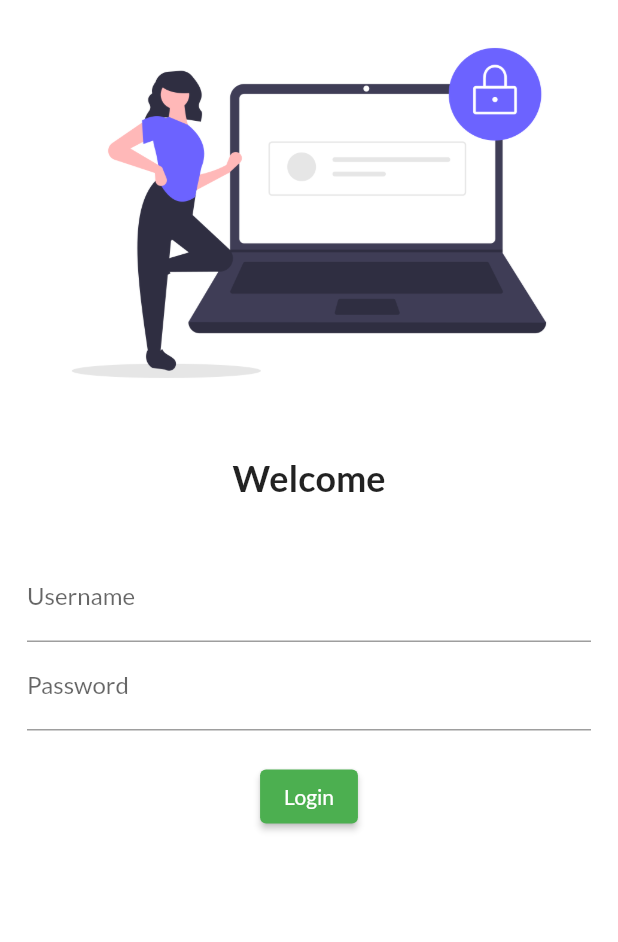
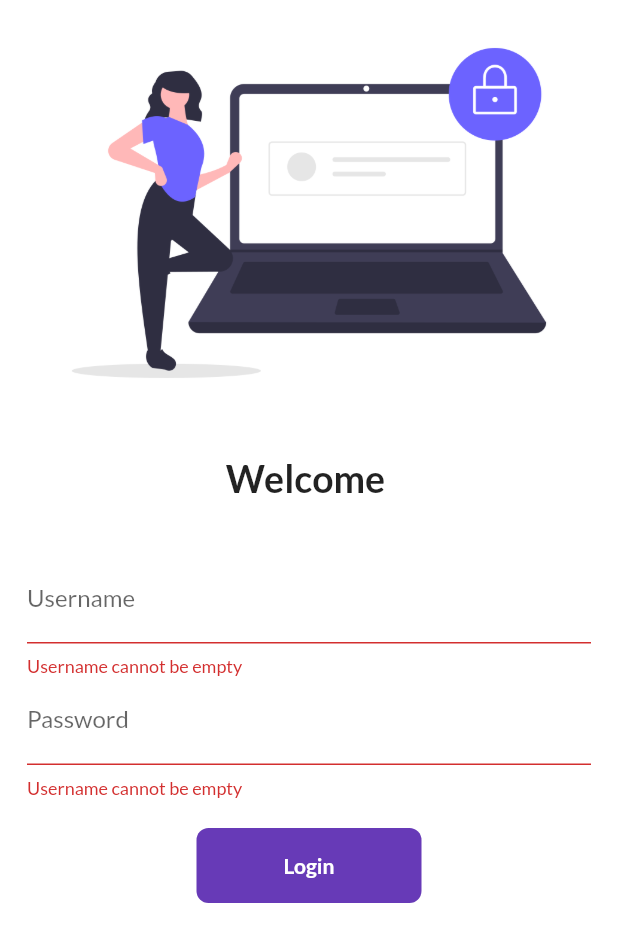
Before and after one commit to mithun2020ait/Fluttre-myapp, a Flutter app: the screen it shows after launch, after a tap on "Login", on a phone screen of 412 x 824 dp. Shown: the top 942 px of the screen. Run offline on Flutter 3.47's test engine with Material 2 defaults, Android fonts, the phone set to English and light mode, and no system bars; our stand-ins replace google_fonts.

```diff
--- a/lib/main.dart
+++ b/lib/main.dart
@@ -4,6 +4,7 @@ import 'package:flutter/material.dart';
 import 'package:myapp/pages/home_page.dart';
 import 'package:myapp/pages/logein_page.dart';
 import 'package:google_fonts/google_fonts.dart';
+import 'package:myapp/utlis/routs.dart';
 
 void main() {
   runApp(const MyApp());
@@ -24,8 +25,8 @@ class MyApp extends StatelessWidget {
       initialRoute: "/login",
       routes: {
         "/": (context) => LoginPage(),
-        "/home":(context) => HomePage(),
-        "/login": (context) => LoginPage(),
+        MyRouts.homeRout:(context) => HomePage(),
+        MyRouts.loginRout: (context) => LoginPage(),
       },
     );
   }
--- a/lib/pages/logein_page.dart
+++ b/lib/pages/logein_page.dart
@@ -1,12 +1,39 @@
 // ignore_for_file: use_key_in_widget_constructors, prefer_const_constructors
 
 import 'package:flutter/material.dart';
+import 'package:myapp/utlis/routs.dart';
 
-class LoginPage extends StatelessWidget {
+class LoginPage extends StatefulWidget {
+  @override
+  State<LoginPage> createState() => _LoginPageState();
+}
+
+class _LoginPageState extends State<LoginPage> {
+  String name = "";
+  bool changeButton = false;
+
+  final _formKey = GlobalKey<FormState>();
+
+  moveToHome(BuildContext context) async {
+    if (_formKey.currentState!.validate()) {
+      setState(() {
+        changeButton = true;
+      });
+      await Future.delayed(Duration(seconds: 1));
+      await Navigator.pushNamed(context, MyRouts.homeRout);
+      setState(() {
+        changeButton = false;
+      });
+    }
+  }
+
   @override
   Widget build(BuildContext context) {
     return Material(
-      color: Colors.white,
+      color: Color.fromRGBO(255, 255, 255, 1),
+      child: SingleChildScrollView(
+        child: Form(
+          key: _formKey,
           child: Column(children: [
             Image.asset(
               "assets/images/login.png",
@@ -16,9 +43,9 @@ class LoginPage extends StatelessWidget {
               height: 20.0,
             ),
             Text(
-          "Welcome",
+              "Welcome $name",
               style: TextStyle(
-            fontSize: 24,
+                fontSize: 25,
                 fontWeight: FontWeight.bold,
               ),
             ),
@@ -26,7 +53,8 @@ class LoginPage extends StatelessWidget {
               height: 20.0,
             ),
             Padding(
-          padding: const EdgeInsets.symmetric(vertical: 16.0, horizontal: 18.0),
+              padding:
+                  const EdgeInsets.symmetric(vertical: 16.0, horizontal: 18.0),
               child: Column(
                 children: [
                   TextFormField(
@@ -34,26 +62,63 @@ class LoginPage extends StatelessWidget {
                       hintText: "Enter Username",
                       labelText: "Username",
                     ),
+                    validator: (value) {
+                      if (value!.isEmpty) {
+                        return "Username cannot be empty";
+                      } else if (value.length < 6) {
+                        return "Password length should be atleast 6";
+                      }
+                      return null;
+                    },
+                    onChanged: (value) {
+                      name = value;
+                      setState(() {});
+                    },
                   ),
                   TextFormField(
                     obscureText: true,
                     decoration: InputDecoration(
                         hintText: "Enter password", labelText: "Password"),
+                    validator: (value) {
+                      if (value!.isEmpty) {
+                        return "Username cannot be empty";
+                      }
+                      return null;
+                    },
                   ),
                   SizedBox(
                     height: 20.0,
                   ),
-              ElevatedButton(
-                child: Text("Login"),
-                style: TextButton.styleFrom(),
-                onPressed: () {
-                  print("Hi");
-                },
+                  Material(
+                    color: Colors.deepPurple,
+                    borderRadius: BorderRadius.circular(changeButton ? 50 : 8),
+                    child: InkWell(
+                      onTap: () => moveToHome(context),
+                      child: AnimatedContainer(
+                        duration: Duration(seconds: 1),
+                        width: changeButton ? 50 : 150,
+                        height: 50,
+                        alignment: Alignment.center,
+                        child: changeButton
+                            ? Icon(
+                                Icons.done,
+                                color: Colors.white,
+                              )
+                            : Text(
+                                "Login",
+                                style: TextStyle(
+                                    color: Colors.white,
+                                    fontWeight: FontWeight.bold),
+                              ),
+                      ),
+                    ),
                   ),
                 ],
               ),
             )
           ]),
+        ),
+      ),
     );
   }
 }
--- /dev/null
+++ b/lib/utlis/routs.dart
@@ -0,0 +1,4 @@
+class MyRouts {
+  static String loginRout = "/login";
+  static String homeRout = "/home";
+}
```
Lines whose indentation alone changed are shown as unchanged.
